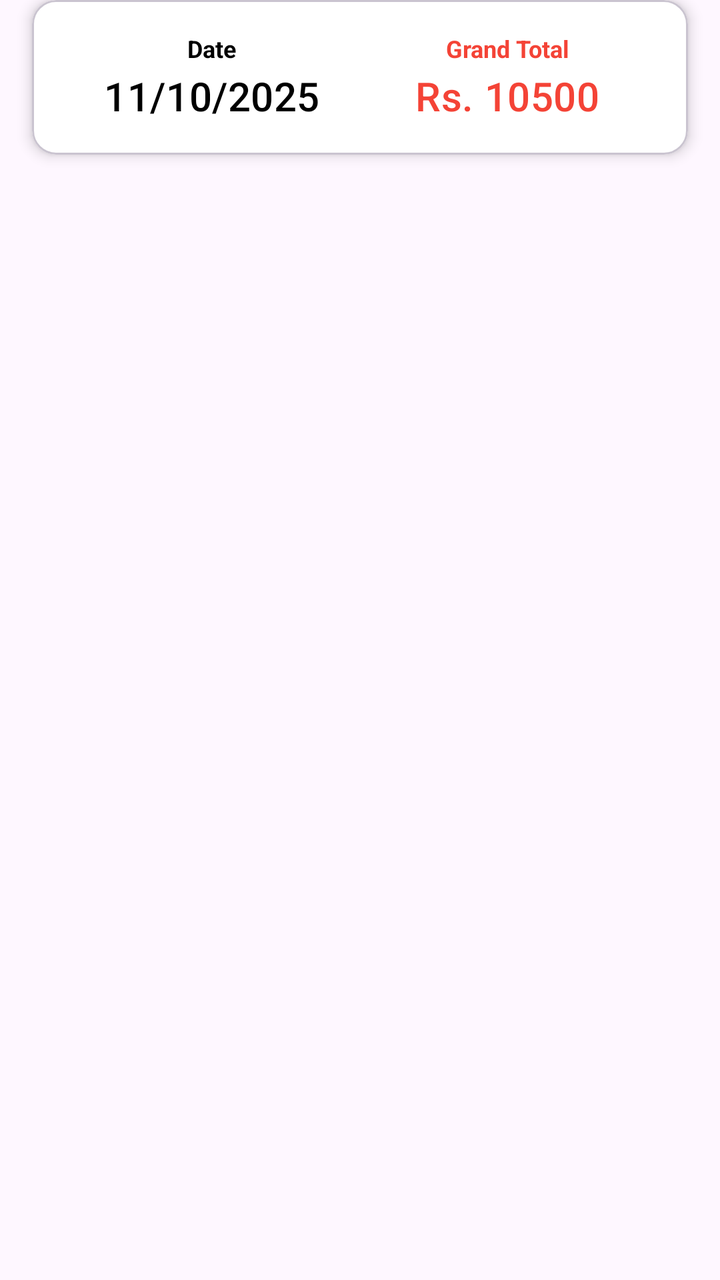
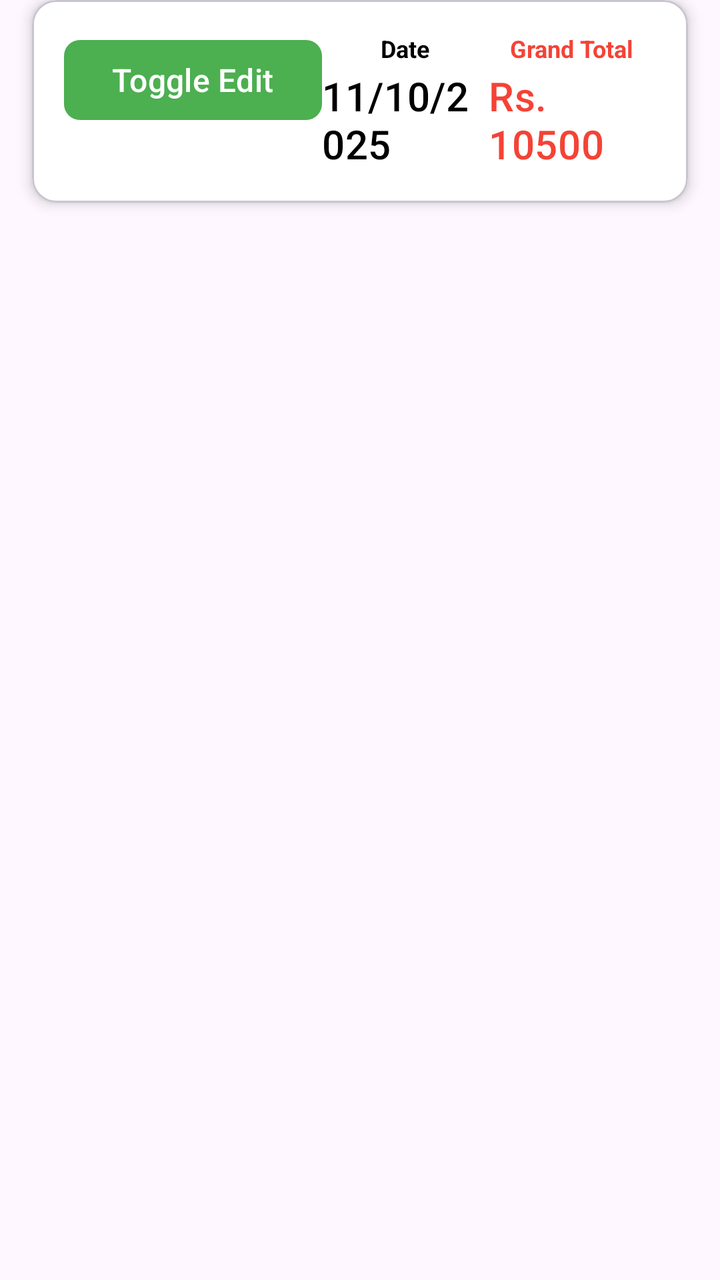

An Android layout rendered at two revisions. The XML below is the earlier revision; the diff shows what the commit changed to produce the second picture.
<!-- AndroidManifest.xml: application theme Theme.MilkLedger -->
<!-- res/layout/fragment_purchases.xml -->
<?xml version="1.0" encoding="utf-8"?>
<androidx.constraintlayout.widget.ConstraintLayout xmlns:android="http://schemas.android.com/apk/res/android"
    xmlns:app="http://schemas.android.com/apk/res-auto"
    xmlns:tools="http://schemas.android.com/tools"
    android:layout_width="match_parent"
    android:layout_height="match_parent">

    <com.google.android.material.card.MaterialCardView
        android:id="@+id/til_linear"
        android:layout_width="match_parent"
        android:layout_height="wrap_content"
        android:layout_marginHorizontal="16dp"
        android:layout_marginBottom="8dp"
        app:cardBackgroundColor="#fff"
        app:cardElevation="4dp"
        app:layout_constraintEnd_toEndOf="parent"
        app:layout_constraintStart_toStartOf="parent"
        app:layout_constraintTop_toTopOf="parent">

        <LinearLayout
            android:layout_width="match_parent"
            android:layout_height="wrap_content"
            android:orientation="horizontal"
            android:padding="16dp"
            >

            
            <LinearLayout
                android:layout_width="0dp"
                android:layout_height="wrap_content"
                android:layout_weight="1"
                android:orientation="vertical">

                
                <TextView
                    android:layout_width="wrap_content"
                    android:layout_height="wrap_content"
                    android:text="Date"
                    android:textSize="12sp"
                    android:layout_gravity="center"
                    android:textColor="@color/title_color"
                    android:textStyle="bold"

                    android:layout_marginBottom="2dp"/>

                
                <TextView
                    android:id="@+id/tv_date"
                    style="@style/Text.Title"
                    android:layout_gravity="center"
                    android:layout_width="wrap_content"
                    android:layout_height="wrap_content"
                    android:text="11/10/2025"
                    android:textColor="@color/title_color" />
            </LinearLayout>

            
            <LinearLayout
                android:layout_width="0dp"
                android:layout_height="wrap_content"
                android:layout_weight="1"
                android:orientation="vertical"
                android:gravity="center">

                
                <TextView
                    android:layout_width="wrap_content"
                    android:layout_height="wrap_content"
                    android:text="Grand Total"
                    android:textSize="12sp"
                    android:textColor="@color/purchase_color"
                    android:textStyle="bold"
                    android:layout_marginBottom="2dp"/>

                
                <TextView
                    android:id="@+id/tv_grand_total_for_date"
                    style="@style/Text.Title"
                    android:layout_width="wrap_content"
                    android:layout_height="wrap_content"
                    android:text="Rs. 10500"
                    android:textColor="@color/purchase_color" />
            </LinearLayout>
        </LinearLayout>
    </com.google.android.material.card.MaterialCardView>



    <androidx.recyclerview.widget.RecyclerView
        android:id="@+id/rv_purchases"
        android:layout_width="0dp"
        android:layout_height="0dp"
        app:layoutManager="androidx.recyclerview.widget.LinearLayoutManager"
        app:layout_constraintBottom_toBottomOf="parent"
        app:layout_constraintEnd_toEndOf="parent"
        app:layout_constraintStart_toStartOf="parent"
        app:layout_constraintTop_toBottomOf="@id/til_linear"
        tools:listitem="@layout/item_purchase" />
</androidx.constraintlayout.widget.ConstraintLayout>
<!-- res/layout/item_purchase.xml (included above) -->
<?xml version="1.0" encoding="utf-8"?>
<androidx.cardview.widget.CardView xmlns:android="http://schemas.android.com/apk/res/android"
    xmlns:app="http://schemas.android.com/apk/res-auto"
    xmlns:tools="http://schemas.android.com/tools"
    android:layout_width="match_parent"
    android:layout_height="wrap_content"
    android:layout_marginHorizontal="16dp"
    android:layout_marginVertical="8dp"
    android:backgroundTint="@android:color/white"
    android:layoutDirection="rtl"
    android:textDirection="rtl"
    app:cardCornerRadius="16dp"
    app:cardElevation="5dp">

    <LinearLayout
        android:layout_width="match_parent"
        android:layout_height="wrap_content"
        android:orientation="vertical"
        android:paddingHorizontal="8dp"
        android:paddingVertical="12dp">


        <GridLayout
            android:layout_width="match_parent"
            android:layout_height="wrap_content"
            android:alignmentMode="alignMargins"
            android:columnCount="6"
            android:rowOrderPreserved="false"
            android:useDefaultMargins="true">

            
            <LinearLayout
                android:layout_width="0dp"
                android:layout_height="wrap_content"
                android:layout_columnWeight="1"
                android:gravity="start"
                android:orientation="vertical">

                <TextView
                    android:layout_width="wrap_content"
                    android:layout_height="wrap_content"
                    android:text="Name"
                    android:textColor="#333"
                    android:textSize="13sp"
                    android:textStyle="bold" />

                <TextView
                    android:id="@+id/tv_supplier_name"
                    android:layout_width="match_parent"
                    android:layout_height="40dp"
                    android:layout_marginTop="6dp"
                    android:gravity="start|center_vertical"
                    android:maxLines="1"
                    android:paddingHorizontal="4dp"
                    android:text="عبداللہ"
                    android:textColor="#111111"
                    android:textSize="16sp"
                    android:textStyle="bold" />
            </LinearLayout>

            
            <LinearLayout
                android:layout_width="0dp"
                android:layout_height="wrap_content"
                android:layout_columnWeight="1"
                android:gravity="center"
                android:orientation="vertical">

                <TextView
                    android:layout_width="wrap_content"
                    android:layout_height="wrap_content"
                    android:text="Vol (L)"
                    android:textColor="#333"
                    android:textSize="13sp"
                    android:textStyle="bold" />

                <EditText
                    android:id="@+id/et_volume"
                    android:layout_width="match_parent"
                    android:layout_height="40dp"
                    android:layout_marginTop="6dp"
                    android:background="@drawable/bg_edittext_readable"
                    android:gravity="center"
                    android:imeOptions="actionNext"
                    android:inputType="numberDecimal"
                    android:textDirection="ltr"
                    android:textSize="17sp" />
            </LinearLayout>

            
            <LinearLayout
                android:layout_width="0dp"
                android:layout_height="wrap_content"
                android:layout_columnWeight="1"
                android:gravity="center"
                android:orientation="vertical">

                <TextView
                    android:layout_width="wrap_content"
                    android:layout_height="wrap_content"
                    android:text="Fat (%)"
                    android:textColor="#333"
                    android:textDirection="ltr"
                    android:textSize="13sp"
                    android:textStyle="bold" />

                <EditText
                    android:id="@+id/et_fat"
                    android:layout_width="match_parent"
                    android:layout_height="40dp"
                    android:layout_marginTop="6dp"
                    android:background="@drawable/bg_edittext_readable"
                    android:gravity="center"
                    android:imeOptions="actionNext"
                    android:inputType="numberDecimal"
                    android:textDirection="ltr"
                    android:textSize="17sp" />
            </LinearLayout>

            
            <LinearLayout
                android:layout_width="0dp"
                android:layout_height="wrap_content"
                android:layout_columnWeight="1"
                android:gravity="center"
                android:orientation="vertical">

                <TextView
                    android:layout_width="wrap_content"
                    android:layout_height="wrap_content"
                    android:text="LR"
                    android:textColor="#333"
                    android:textSize="13sp"
                    android:textStyle="bold" />

                <EditText
                    android:id="@+id/et_lr"
                    android:layout_width="match_parent"
                    android:layout_height="40dp"
                    android:layout_marginTop="6dp"
                    android:background="@drawable/bg_edittext_readable"
                    android:gravity="center"
                    android:imeOptions="actionNext"
                    android:inputType="numberDecimal"
                    android:textDirection="ltr"
                    android:textSize="17sp" />
            </LinearLayout>

            
            <LinearLayout
                android:layout_width="0dp"
                android:layout_height="wrap_content"
                android:layout_columnWeight="1"
                android:gravity="center"
                android:orientation="vertical">

                <TextView
                    android:layout_width="wrap_content"
                    android:layout_height="wrap_content"
                    android:text="TS"
                    android:textColor="#333"
                    android:textSize="13sp"
                    android:textStyle="bold" />

                <TextView
                    android:id="@+id/tv_ts"
                    android:layout_width="match_parent"
                    android:layout_height="40dp"
                    android:layout_marginTop="6dp"
                    android:gravity="center"
                    android:text="0.00"
                    android:textColor="#111111"
                    android:textSize="14sp"
                    android:textStyle="bold" />
            </LinearLayout>
        </GridLayout>


        
        <GridLayout

        android:layout_width="match_parent"
        android:layout_height="wrap_content"
        android:layout_marginVertical="8dp"
        android:columnCount="6"
        android:alignmentMode="alignMargins"
        android:useDefaultMargins="true">

        
        <TextView
            android:layout_width="wrap_content"
            android:layout_height="40dp"
            android:gravity="center_vertical"
            android:text="قیمت"
            android:textColor="#333"
            android:textSize="16sp"
            android:textStyle="bold" />

        
        <TextView
            android:id="@+id/tv_price"
            android:layout_width="wrap_content"
            android:layout_height="40dp"
            android:gravity="center"
            android:text="Rs. 0.00"
            android:textColor="@color/purchase_color"
            android:textSize="15sp"
            android:textStyle="bold" />

        
        <TextView
            android:layout_width="wrap_content"
            android:layout_height="40dp"
            android:gravity="center_vertical"
            android:text="ادائیگی"
            android:textColor="#333"
            android:textSize="16sp"
            android:textStyle="bold" />

        
        <EditText
            android:id="@+id/et_paid"
            android:layout_width="wrap_content"
            android:layout_height="40dp"
            android:background="@drawable/bg_edittext_readable"
            android:gravity="center"
            android:hint="0.0"
            android:inputType="numberDecimal"
            android:maxWidth="70dp"
            android:minWidth="70dp"
            android:textColor="@color/info"
            android:textDirection="ltr"
            android:textSize="15sp"
            android:textStyle="bold" />

        
        <TextView
            android:layout_width="wrap_content"
            android:layout_height="40dp"
            android:gravity="center_vertical"
            android:text="بیلنس"
            android:textColor="#333"
            android:textSize="16sp"
            android:textStyle="bold" />

        
        <TextView
            android:id="@+id/tv_balance"
            android:layout_width="wrap_content"
            android:layout_height="40dp"
            android:gravity="center"
            android:text="Rs. 0.00"
            android:textDirection="ltr"
            android:textColor="@color/sale_color"
            android:textSize="15sp"
            android:textStyle="bold" />
    </GridLayout>



        
        <LinearLayout
            android:layout_width="match_parent"
            android:layout_height="wrap_content"
            android:orientation="horizontal">

            <TextView
                android:layout_width="wrap_content"
                android:layout_height="wrap_content"
                android:layout_gravity="center_vertical"
                android:paddingEnd="8dp"
                android:text="نوٹ: "
                android:textColor="#666"
                android:textSize="16sp"
                android:textStyle="bold"
                tools:ignore="RtlSymmetry" />

            <EditText
                android:id="@+id/et_notes"
                android:layout_width="match_parent"
                android:layout_height="wrap_content"
                android:background="@drawable/bg_edittext_readable"
                android:imeOptions="actionDone"
                android:inputType="textCapSentences"
                android:paddingVertical="6dp"
                android:paddingStart="10dp"
                android:textSize="17sp"
                tools:ignore="RtlSymmetry" />

        </LinearLayout>


    </LinearLayout>
</androidx.cardview.widget.CardView>
<!-- resources referenced by this layout -->
<resources>
  <color name="info">#2196F3</color>
  <color name="purchase_color">#F44336</color>
  <color name="sale_color">#4CAF50</color>
  <color name="title_color">#000</color>
  <!-- drawable bg_edittext_readable (drawable) -->
  <shape xmlns:android="http://schemas.android.com/apk/res/android" android:shape="rectangle">
      <solid android:color="#F9F9F9" />
      <stroke android:width="1dp" android:color="#CCCCCC" />
      <corners android:radius="8dp" />
      <padding android:left="6dp" android:right="6dp" android:top="4dp" android:bottom="4dp" />
  </shape>
  <style name="Text.Title" parent="TextAppearance.Material3.TitleMedium">
          <item name="android:fontFamily">@font/inter_semibold</item>
          <item name="android:textSize">@dimen/sp_headline_medium</item>
      </style>
  <style name="Theme.MilkLedger" parent="Base.Theme.MilkLedger" />
  <dimen name="sp_headline_medium">20sp</dimen>
  <style name="Base.Theme.MilkLedger" parent="Theme.Material3.DayNight.NoActionBar">
  
  
  
          <item name="colorPrimary">@color/md_theme_primary</item>
          <item name="colorOnPrimary">@color/md_theme_onPrimary</item>
          <item name="colorSecondary">@color/md_theme_secondary</item>
          <item name="colorOnSecondary">@color/md_theme_onSecondary</item>
          <item name="android:statusBarColor">@android:color/transparent</item>
          <item name="android:navigationBarColor">?attr/colorSurface</item>
  
          <item name="materialButtonStyle">@style/Button.Filled</item>
  
          <item name="textAppearanceHeadlineLarge">@style/Text.H1</item>
          <item name="textAppearanceHeadlineMedium">@style/Text.H2</item>
          <item name="textAppearanceTitleMedium">@style/Text.Title</item>
          <item name="textAppearanceBodyLarge">@style/Text.Body</item>
          <item name="textAppearanceLabelMedium">@style/Text.Caption</item>
          <item name="textAppearanceLabelLarge">@style/Text.Button</item>
  
  
      </style>
  <color name="md_theme_primary">#4CAF50</color>
  <color name="md_theme_onPrimary">#FFFFFF</color>
  <color name="md_theme_secondary">#FFC107</color>
  <color name="md_theme_onSecondary">#000000</color>
  <style name="Button.Filled" parent="Widget.Material3.Button">
          <item name="cornerRadius">@dimen/corner_medium</item>
          <item name="textAppearanceButton">@style/Text.Button</item>
          <item name="elevation">@dimen/elevation_high</item>
          <item name="android:textAllCaps">false</item>
      </style>
  <style name="Text.H1" parent="TextAppearance.Material3.DisplayLarge">
          <item name="android:fontFamily">@font/poppins_bold</item>
          <item name="android:textSize">@dimen/sp_headline_large</item>
          <item name="android:letterSpacing">0.01</item>
      </style>
  <style name="Text.H2" parent="TextAppearance.Material3.HeadlineMedium">
          <item name="android:fontFamily">@font/poppins_semibold</item>
          <item name="android:textSize">@dimen/sp_headline_medium</item>
          <item name="android:letterSpacing">0.01</item>
      </style>
  <style name="Text.Body" parent="TextAppearance.Material3.BodyLarge">
          <item name="android:fontFamily">@font/inter</item>
          <item name="android:textSize">@dimen/sp_body</item>
      </style>
  <style name="Text.Caption" parent="TextAppearance.Material3.LabelMedium">
          <item name="android:fontFamily">@font/inter_semibold</item>
          <item name="android:textSize">@dimen/sp_caption</item>
      </style>
  <style name="Text.Button" parent="TextAppearance.Material3.LabelLarge">
          <item name="android:fontFamily">@font/inter_semibold</item>
          <item name="android:textSize">@dimen/sp_button</item>
          <item name="android:textAllCaps">false</item>
      </style>
  <dimen name="corner_medium">8dp</dimen>
  <dimen name="elevation_high">8dp</dimen>
  <dimen name="sp_headline_large">24sp</dimen>
  <dimen name="sp_body">16sp</dimen>
  <dimen name="sp_caption">14sp</dimen>
  <dimen name="sp_button">16sp</dimen>
</resources>

<!-- the commit's change to res/layout/fragment_purchases.xml (unified diff, before → after) -->
@@ -23,6 +23,12 @@
             android:orientation="horizontal"
             android:padding="16dp"
             >
+
+            <Button
+                android:id="@+id/btnToggleEdit"
+                android:layout_width="wrap_content"
+                android:layout_height="wrap_content"
+                android:text="Toggle Edit" />
 
             
             <LinearLayout
@@ -106,7 +112,6 @@
     android:layout_height="wrap_content"
     android:layout_marginHorizontal="16dp"
     android:layout_marginVertical="8dp"
-    android:backgroundTint="@android:color/white"
     android:layoutDirection="rtl"
     android:textDirection="rtl"
     app:cardCornerRadius="16dp"
